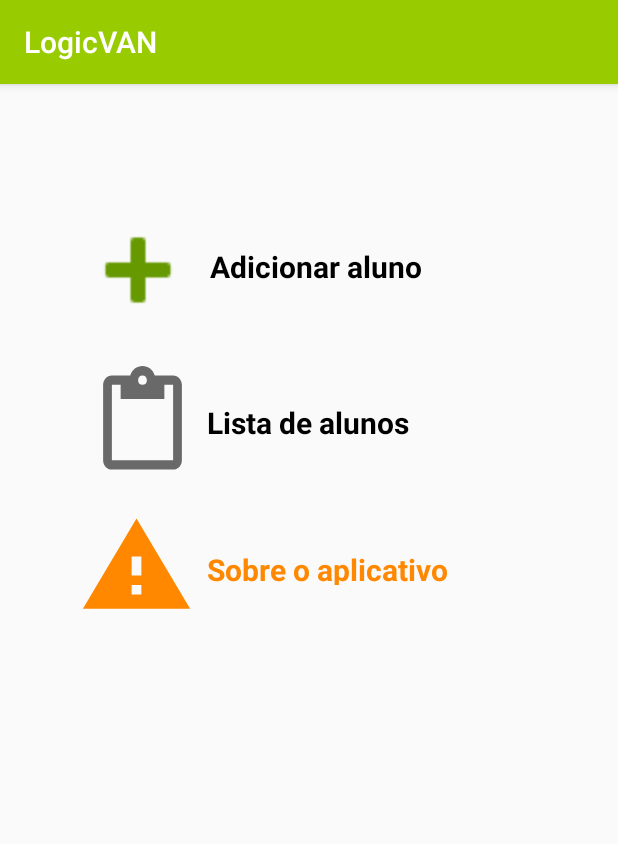
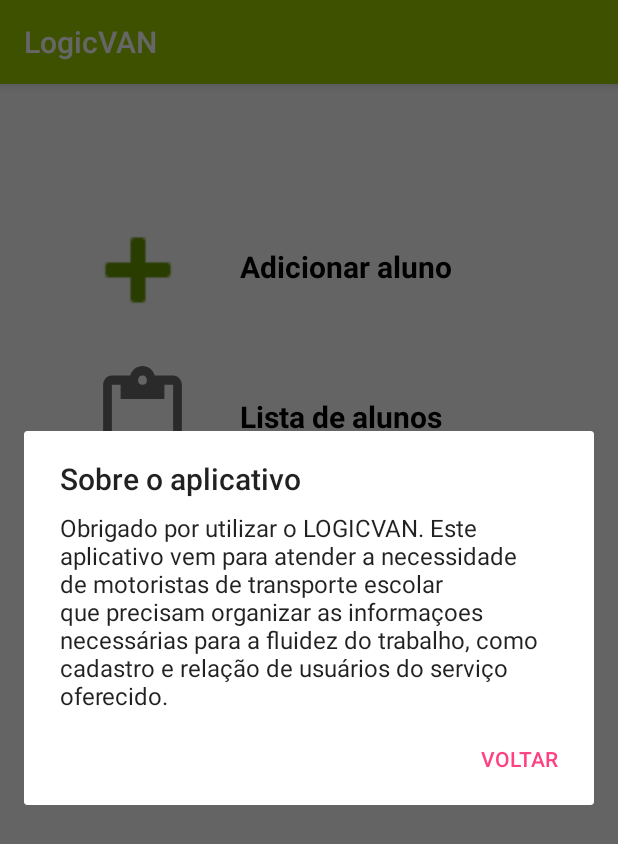
Before and after one commit to heriksonsouza/Logic, an Android app: the screen it shows after launch (MainActivity), after a tap on "Sobre o aplicativo", on a phone screen of 412 x 824 dp. Shown: the top 844 px of the screen. Run offline under Robolectric (Android 15) with nearby library versions, the phone set to English and light mode, and no system bars.

Commit message:
COMMIT 02: 17/04/2018

```diff
--- a/app/build.gradle
+++ b/app/build.gradle
@@ -18,7 +18,6 @@ android {
     }
 }
 
-
 dependencies {
     implementation fileTree(dir: 'libs', include: ['*.jar'])
     implementation 'com.android.support:appcompat-v7:26.0.0-beta1'
--- a/app/src/main/java/com/price/imc/herikson/imcprice/BuscarAlunosWS.java
+++ b/app/src/main/java/com/price/imc/herikson/imcprice/BuscarAlunosWS.java
@@ -38,10 +38,10 @@ public class BuscarAlunosWS extends AsyncTask<String, Integer, String> {
     protected void onPostExecute(String s) {
         super.onPostExecute(s);
         Gson gson = new Gson();
-        List<Aluno> alunos = gson.fromJson(s, new TypeToken<List<Carro>>(){}.getType());
-        AdapterAlunos adapterCarros = new AdapterAlunos(activity, alunos);
+        List<Aluno> alunos = gson.fromJson(s, new TypeToken<List<Aluno>>(){}.getType());
+        AdapterAlunos adapterAlunos = new AdapterAlunos(activity, alunos);
         ListView listView = (ListView) activity.findViewById(R.id.listTimes);
-        listView.setAdapter(adapterCarros);
+        listView.setAdapter(adapterAlunos);
         progressBar.setVisibility(View.INVISIBLE);
     }
 
--- a/app/src/main/java/com/price/imc/herikson/imcprice/MainActivity.java
+++ b/app/src/main/java/com/price/imc/herikson/imcprice/MainActivity.java
@@ -1,13 +1,15 @@
 package com.price.imc.herikson.imcprice;
 
+import android.content.DialogInterface;
 import android.content.Intent;
+import android.support.v7.app.AlertDialog;
 import android.support.v7.app.AppCompatActivity;
 import android.os.Bundle;
 import android.view.View;
 
 public class MainActivity extends AppCompatActivity {
 
-
+    private AlertDialog alertaApp;
 
     @Override
     protected void onCreate(Bundle savedInstanceState) {
@@ -15,24 +17,7 @@ public class MainActivity extends AppCompatActivity {
         setContentView(R.layout.activity_main);
     }
 
-    public void chamarImc(View view){
-        Intent intent = new Intent(this, TelaImc.class);
-        startActivity(intent);
-    }
-    public void chamarPrice(View view){
-        Intent intent = new Intent(this, TelaPrice.class);
-        startActivity(intent);
-    }
-
-    //CHAMAR SEGUNDA TELA
-    public void chamarSegundaTela(View view){
-        Intent intent = new Intent(this, SegundaTela.class);
-        intent.putExtra("modeloMoto", "Iron883");
-        intent.putExtra("quantidade", 3);
-        startActivity(intent);
-    }
-
-    public void chamarApresentarImagem(View view){
+     public void chamarApresentarImagem(View view){
         Intent intent = new Intent(this, ApresentarImagem.class);
         startActivity(intent);
     }
@@ -41,4 +26,24 @@ public class MainActivity extends AppCompatActivity {
         Intent intent = new Intent(this, MostrarListaWS.class);
         startActivity(intent);
     }
+
+    public void chamarFormularioAluno(View view){
+        Intent intent = new Intent(this, FormularioAluno.class);
+        startActivity(intent);
+    }
+
+    public void informarUsuario(View view) {
+        AlertDialog.Builder builder = new AlertDialog.Builder(this);
+        builder.setTitle("Sobre o aplicativo");
+
+        builder.setMessage("Obrigado por utilizar o LOGICVAN. Este aplicativo vem para atender a necessidade de motoristas de transporte escolar que precisam" +
+                " organizar as informaçoes necessárias para a fluidez do trabalho, como cadastro e relação de usuários do serviço oferecido.");//define a mensagem
+
+        builder.setNegativeButton("VOLTAR", new DialogInterface.OnClickListener() {
+            public void onClick(DialogInterface arg0, int arg1) {
+            }
+        });
+        alertaApp = builder.create();//cria o AlertDialog
+        alertaApp.show();//Exibe
+    }
 }
--- a/app/src/main/res/layout/activity_main.xml
+++ b/app/src/main/res/layout/activity_main.xml
@@ -14,7 +14,7 @@
         android:layout_marginTop="84dp"
         android:background="@android:drawable/ic_input_add"
         android:backgroundTint="@android:color/holo_green_dark"
-        android:onClick="chamarCadastroAluno"
+        android:onClick="chamarFormularioAluno"
         android:textAlignment="center"
         app:layout_constraintStart_toStartOf="parent"
         app:layout_constraintTop_toTopOf="parent" />
@@ -27,7 +27,6 @@
         android:layout_marginTop="24dp"
         android:background="?android:attr/actionModePasteDrawable"
         android:backgroundTint="#696969"
-        android:onClick="chamarListaAlunos"
         android:textAlignment="center"
         app:layout_constraintStart_toStartOf="parent"
         app:layout_constraintTop_toBottomOf="@+id/btAdd" />
@@ -36,27 +35,32 @@
         android:id="@+id/btInfoApp"
         android:layout_width="78dp"
         android:layout_height="76dp"
+        android:layout_marginBottom="8dp"
         android:layout_marginStart="52dp"
         android:layout_marginTop="20dp"
         android:background="?android:attr/alertDialogIcon"
-        android:backgroundTint="@android:color/holo_orange_dark"
+        android:backgroundTint="@android:color/holo_green_dark"
+        android:onClick="informarUsuario"
         android:textAlignment="center"
-        android:onClick="informarUsuario"
+        app:layout_constraintBottom_toBottomOf="parent"
         app:layout_constraintStart_toStartOf="parent"
-        app:layout_constraintTop_toBottomOf="@+id/btList" />
+        app:layout_constraintTop_toBottomOf="@+id/btList"
+        app:layout_constraintVertical_bias="0.02" />
 
     <TextView
         android:id="@+id/textViewAdd"
-        android:layout_width="184dp"
+        android:layout_width="159dp"
         android:layout_height="32dp"
+        android:layout_marginEnd="8dp"
         android:layout_marginStart="8dp"
         android:layout_marginTop="108dp"
-        android:onClick="chamarCadastroAluno"
+        android:onClick="chamarFormularioAluno"
         android:text="Adicionar aluno"
-        android:textAlignment="viewStart"
         android:textColor="@android:color/background_dark"
         android:textSize="20sp"
         android:textStyle="bold"
+        app:layout_constraintEnd_toEndOf="parent"
+        app:layout_constraintHorizontal_bias="0.194"
         app:layout_constraintStart_toEndOf="@+id/btAdd"
         app:layout_constraintTop_toTopOf="parent" />
 
@@ -64,14 +68,15 @@
         android:id="@+id/textView2"
         android:layout_width="140dp"
         android:layout_height="30dp"
+        android:layout_marginEnd="8dp"
         android:layout_marginStart="8dp"
-        android:layout_marginTop="72dp"
+        android:layout_marginTop="68dp"
         android:text="Lista de alunos"
-        android:textAlignment="viewStart"
         android:textColor="@android:color/background_dark"
-        android:onClick="chamarListaAlunos"
         android:textSize="20sp"
         android:textStyle="bold"
+        app:layout_constraintEnd_toEndOf="parent"
+        app:layout_constraintHorizontal_bias="0.173"
         app:layout_constraintStart_toEndOf="@+id/btList"
         app:layout_constraintTop_toBottomOf="@+id/textViewAdd" />
 
@@ -79,14 +84,16 @@
         android:id="@+id/textView3"
         android:layout_width="176dp"
         android:layout_height="24dp"
+        android:layout_marginEnd="8dp"
         android:layout_marginStart="8dp"
         android:layout_marginTop="68dp"
+        android:onClick="informarUsuario"
         android:text="Sobre o aplicativo"
-        android:textAlignment="viewStart"
-        android:textColor="@android:color/holo_orange_dark"
-        android:onClick="informarUsuario"
+        android:textColor="@android:color/holo_green_dark"
         android:textSize="20sp"
         android:textStyle="bold"
+        app:layout_constraintEnd_toEndOf="parent"
+        app:layout_constraintHorizontal_bias="0.274"
         app:layout_constraintStart_toEndOf="@+id/btInfoApp"
         app:layout_constraintTop_toBottomOf="@+id/textView2" />
 
```
